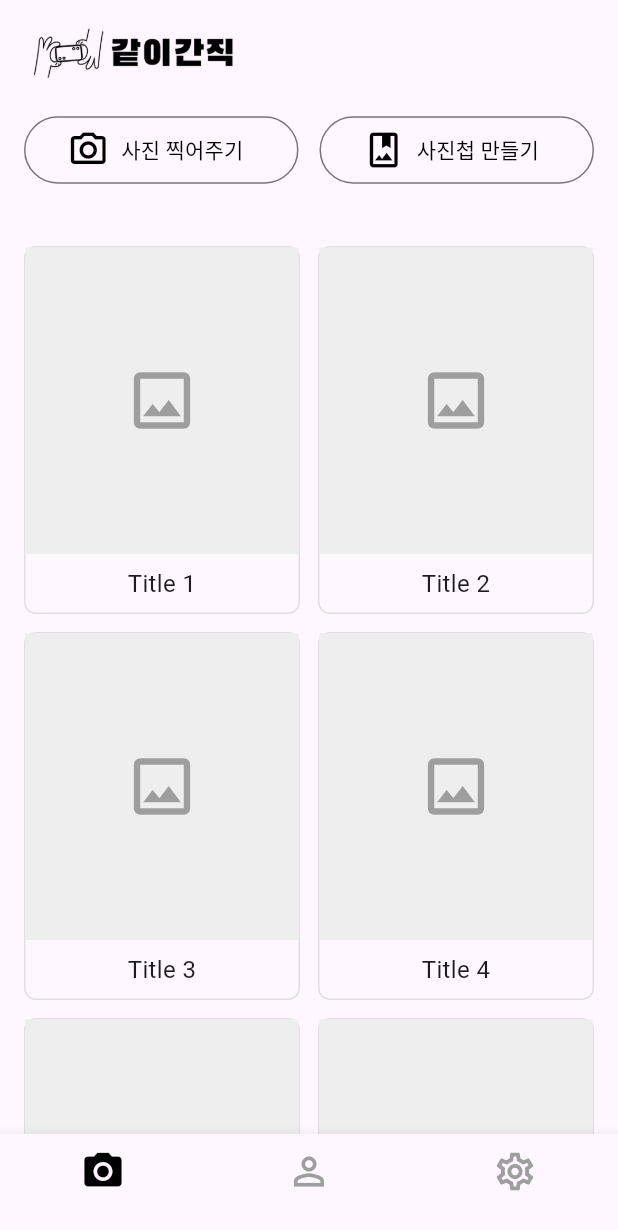
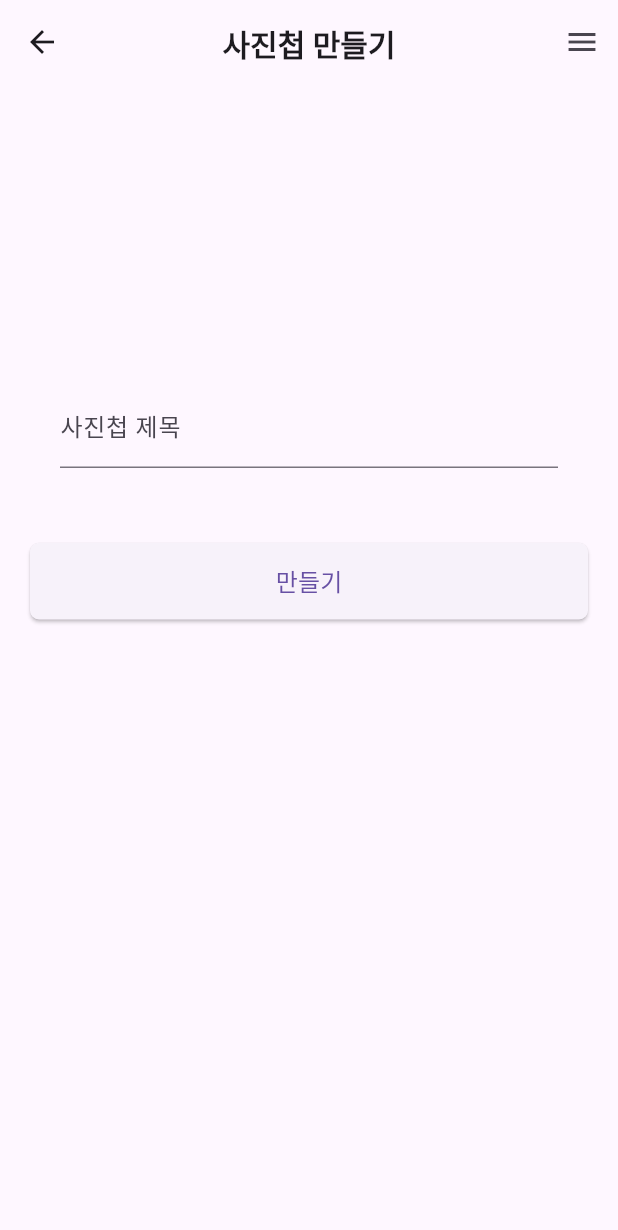
Before and after one commit to Si-Hyeak-KANG/SHARED_ALBUM_APP, a Flutter app: the screen it shows after launch, after a tap on "사진첩 만들기", on a phone screen of 412 x 824 dp. Shown: the top 1230 px of the screen. Run offline on Flutter 3.47's test engine with Material 3 defaults, Android fonts, the phone set to English and light mode, and no system bars.

```diff
--- /dev/null
+++ b/lib/screens/photos/make_new_album_screen.dart
@@ -0,0 +1,81 @@
+import 'package:flutter/material.dart';
+import 'package:gachi_ganjik/screens/photos/photo_album_screen.dart';
+import 'package:gachi_ganjik/widgets/common_app_bar_with_title.dart';
+
+class MakeNewAlbumScreen extends StatefulWidget {
+  const MakeNewAlbumScreen({super.key});
+
+  @override
+  State<MakeNewAlbumScreen> createState() => _MakeNewAlbumScreenState();
+}
+
+class _MakeNewAlbumScreenState extends State<MakeNewAlbumScreen> {
+  late TextEditingController _albumTitleController;
+
+  @override
+  void initState() {
+    super.initState();
+    _albumTitleController = TextEditingController();
+  }
+
+  @override
+  void dispose() {
+    _albumTitleController.dispose();
+    super.dispose();
+  }
+
+  @override
+  Widget build(BuildContext context) {
+    return Scaffold(
+      appBar: CommonAppBarWithTitle(
+        titleText: "사진첩 만들기",
+        isActions: true,
+      ),
+      body: Padding(
+        padding: const EdgeInsets.symmetric(horizontal: 20.0),
+        child: Column(
+          crossAxisAlignment: CrossAxisAlignment.stretch,
+          children: [
+            const SizedBox(height: 200),
+            Padding(
+              padding: const EdgeInsets.symmetric(horizontal: 20.0),
+              child: Center(
+                child: SizedBox(
+                  child: TextFormField(
+                    controller: _albumTitleController,
+                    decoration: InputDecoration(labelText: '사진첩 제목'),
+                    textInputAction: TextInputAction.next,
+                  ),
+                ),
+              ),
+            ),
+            const SizedBox(
+              height: 50,
+            ),
+            ElevatedButton(
+              onPressed: () {
+                final String albumTitle = _albumTitleController.text;
+                Navigator.push(
+                  context,
+                  MaterialPageRoute(
+                    builder: (context) => PhotoAlbumScreen(albumTitle: albumTitle),
+                  ),
+                );
+              },
+              style: ElevatedButton.styleFrom(
+                padding: const EdgeInsets.symmetric(vertical: 14),
+                shape: RoundedRectangleBorder(
+                  borderRadius: BorderRadius.circular(6),
+                ),
+              ),
+              child: const Text(
+                '만들기',
+                style: TextStyle(fontSize: 16),
+              ),
+            ),
+          ],
+        ),
+      ),
+    );
+  }
+}
--- a/lib/screens/photos/photo_album_list_screen.dart
+++ b/lib/screens/photos/photo_album_list_screen.dart
@@ -1,5 +1,7 @@
 import 'package:flutter/material.dart';
 import 'package:gachi_ganjik/screens/photos/enter_other_album_num_screen.dart';
+import 'package:gachi_ganjik/screens/photos/make_new_album_screen.dart';
+import 'package:gachi_ganjik/screens/photos/photo_album_screen.dart';
 
 class PhotoAlbumListScreen extends StatefulWidget {
   const PhotoAlbumListScreen({super.key}); // 생성자 수정!
@@ -64,7 +66,11 @@ class _PhotoAlbumListScreen extends State<PhotoAlbumListScreen> {
                 Expanded(
                   child: OutlinedButton.icon(
                     onPressed: () {
-                      // 사진첩 만들기 기능 연결 예정
+                      Navigator.push(
+                        context,
+                        MaterialPageRoute(
+                            builder: (context) => MakeNewAlbumScreen()),
+                      );
                     },
                     style: OutlinedButton.styleFrom(
                       fixedSize: const Size(double.infinity, 45.0),
@@ -96,7 +102,18 @@ class _PhotoAlbumListScreen extends State<PhotoAlbumListScreen> {
                   childAspectRatio: 3 / 4, // 가로:세로 비율 조절
                 ),
                 itemBuilder: (context, index) {
-                  return Container(
+                  return InkWell(
+                    onTap: () {
+                      Navigator.push(
+                        context,
+                        MaterialPageRoute(
+                          builder: (context) =>
+                              PhotoAlbumScreen(albumTitle: albumTitles[index]),
+                        ),
+                      );
+                    },
+                    borderRadius: BorderRadius.circular(8),
+                    child: Container(
                       decoration: BoxDecoration(
                         border: Border.all(color: Colors.grey.shade300),
                         borderRadius: BorderRadius.circular(8),
@@ -124,6 +141,7 @@ class _PhotoAlbumListScreen extends State<PhotoAlbumListScreen> {
                           ),
                         ],
                       ),
+                    ),
                   );
                 },
               ),
```
Also changed, not shown: lib/screens/photos/photo_album_screen.dart (added, +250 -0 lines), lib/widgets/camera_header_delegate.dart (added, +32 -0 lines). Lines whose indentation alone changed are shown as unchanged.
